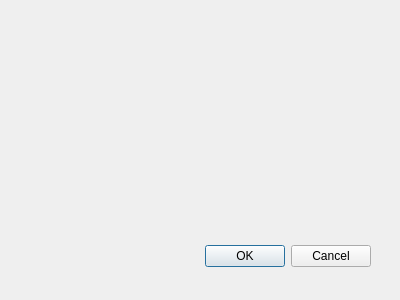
This is ui/addBricksDialog.ui in Syadon/BrickCollectionManager as Qt 5 draws it before an edit. The edited form follows.
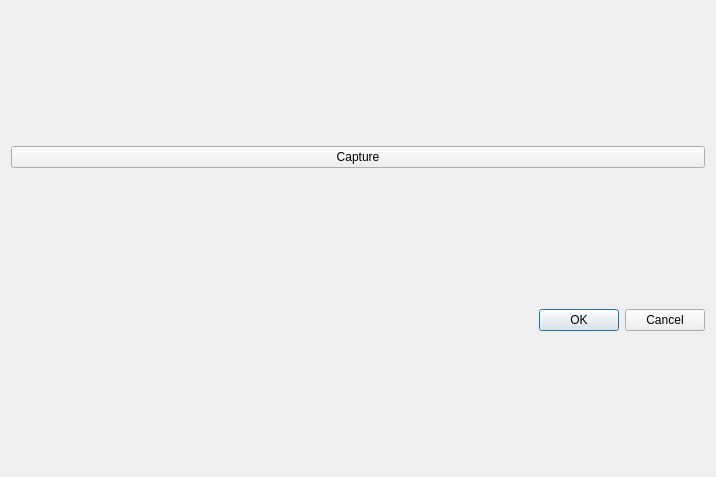
This is the edited form.

Commit message: Quick and simple camera stream and brick detection added

Diff of the .ui file:
```diff
--- a/ui/addBricksDialog.ui
+++ b/ui/addBricksDialog.ui
@@ -6,8 +6,8 @@
    <rect>
     <x>0</x>
     <y>0</y>
-    <width>400</width>
-    <height>300</height>
+    <width>716</width>
+    <height>477</height>
    </rect>
   </property>
   <property name="windowTitle">
@@ -16,22 +16,28 @@
   <property name="modal">
    <bool>true</bool>
   </property>
+  <layout class="QGridLayout" name="gridLayout_2">
+   <item row="0" column="0">
+    <layout class="QGridLayout" name="gridLayout"/>
+   </item>
+   <item row="1" column="0">
+    <widget class="QPushButton" name="captureButton">
+     <property name="text">
+      <string>Capture</string>
+     </property>
+    </widget>
+   </item>
+   <item row="2" column="0">
   <widget class="QDialogButtonBox" name="buttonBox">
-   <property name="geometry">
-    <rect>
-     <x>30</x>
-     <y>240</y>
-     <width>341</width>
-     <height>32</height>
-    </rect>
-   </property>
    <property name="orientation">
     <enum>Qt::Orientation::Horizontal</enum>
    </property>
    <property name="standardButtons">
-    <set>QDialogButtonBox::StandardButton::Cancel|QDialogButtonBox::StandardButton::Ok</set>
-   </property>
-  </widget>
+      <set>QDialogButtonBox::Cancel|QDialogButtonBox::Ok</set>
+     </property>
+    </widget>
+   </item>
+  </layout>
  </widget>
  <resources/>
  <connections>
```
Left out of the diff: 2 changed lines with no effect on the pictures. Lines whose indentation alone changed are shown as unchanged. The commit also changes 3 other files.
